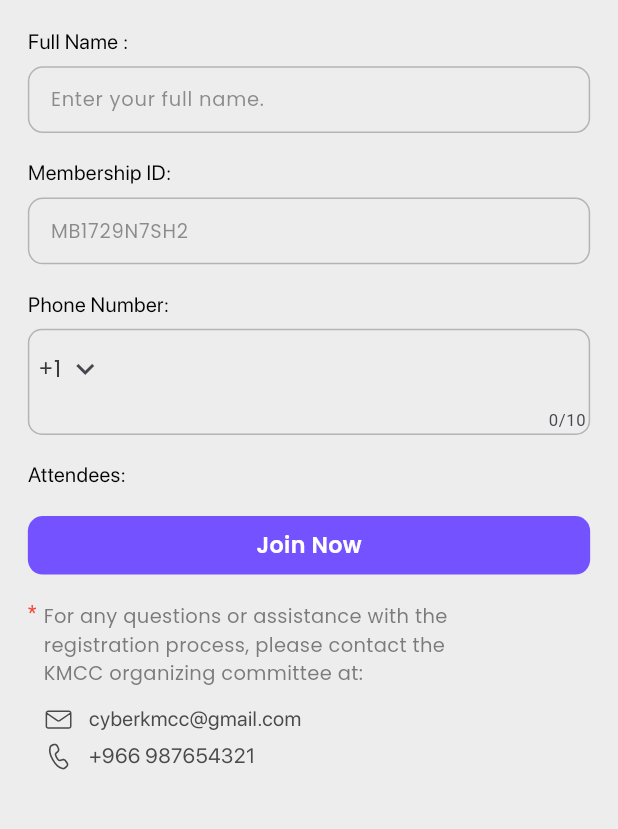
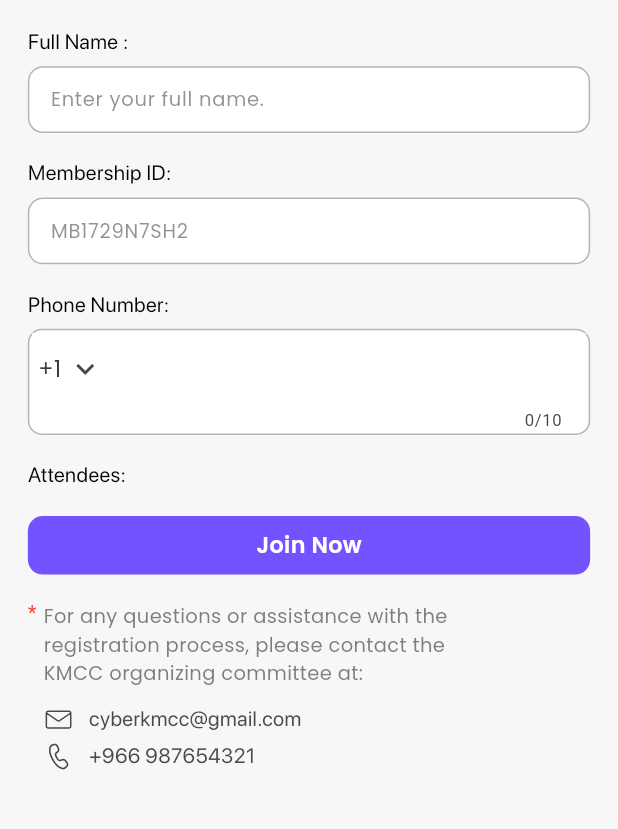
Before and after one commit to NiTHiN6282/riyadh_kmcc, a Flutter app: the screen it shows after launch, item 2 of the bottom bar chosen, after a tap on "Register Now", on a phone screen of 412 x 824 dp, the part 85-914 px from its top. Run offline on Flutter 3.47's test engine with Material 3 defaults, Android fonts, the phone set to English and light mode, and no system bars; drawn by our look-alikes of intl_phone_field; our stand-ins replace carousel_slider, dotted_border, flutter_riverpod, flutter_screenutil, flutter_svg, google_fonts.

Commit message:
ui completed

```diff
--- a/lib/features/events/screens/attended_events.dart
+++ b/lib/features/events/screens/attended_events.dart
@@ -113,9 +113,9 @@ class _AttendedEventsState extends State<AttendedEvents> {
                     child: Container(
                       decoration: BoxDecoration(
                         border: Border.all(
-                          color: Palette.border1.withOpacity(0.2),
+                          color: const Color(0xffEBEBEB),
                         ),
-                        color: Palette.containerBackground,
+                        color: Colors.white,
                         borderRadius: BorderRadius.circular(20.85.sp),
                       ),
                       child: Column(
--- a/lib/features/events/screens/event_registration.dart
+++ b/lib/features/events/screens/event_registration.dart
@@ -18,7 +18,7 @@ class _EventRegistrationState extends State<EventRegistration> {
   @override
   Widget build(BuildContext context) {
     return Scaffold(
-      backgroundColor: const Color(0xffEDEDED),
+      backgroundColor: const Color(0xffF7F7F7),
       appBar: AppBar(
         backgroundColor: Colors.white,
         surfaceTintColor: Colors.white,
@@ -71,6 +71,8 @@ class _EventRegistrationState extends State<EventRegistration> {
                     color: const Color(0xff4A4A4A).withOpacity(0.6),
                   ),
                   decoration: InputDecoration(
+                    filled: true,
+                    fillColor: Colors.white,
                     contentPadding: EdgeInsets.only(left: 12.sp),
                     hintText: "Enter your full name.",
                     hintStyle: GoogleFonts.poppins(
@@ -124,6 +126,8 @@ class _EventRegistrationState extends State<EventRegistration> {
                   ),
                   decoration: InputDecoration(
                     hintText: "MB1729N7SH2",
+                    filled: true,
+                    fillColor: Colors.white,
                     contentPadding: EdgeInsets.only(left: 12.sp),
                     hintStyle: GoogleFonts.poppins(
                       fontSize: 14.sp,
@@ -169,6 +173,7 @@ class _EventRegistrationState extends State<EventRegistration> {
               Container(
                 padding: EdgeInsets.all(2.sp),
                 decoration: BoxDecoration(
+                  color: Colors.white,
                   border: Border.all(
                     color: const Color(0xffB4B4B4),
                   ),
@@ -182,7 +187,11 @@ class _EventRegistrationState extends State<EventRegistration> {
                   },
                   dropdownIcon: const Icon(Icons.keyboard_arrow_down_sharp),
                   dropdownIconPosition: IconPosition.trailing,
-                  decoration: const InputDecoration(border: InputBorder.none),
+                  decoration: const InputDecoration(
+                    border: InputBorder.none,
+                    filled: true,
+                    fillColor: Colors.white,
+                  ),
                   style: GoogleFonts.poppins(
                     fontSize: 14.sp,
                     fontWeight: FontWeight.w400,
--- a/lib/features/events/screens/events_screen.dart
+++ b/lib/features/events/screens/events_screen.dart
@@ -40,6 +40,7 @@ class _EventScreenState extends State<EventScreen> {
     var height = MediaQuery.of(context).size.height;
     var width = MediaQuery.of(context).size.width;
     return Scaffold(
+      backgroundColor: Colors.white,
       appBar: AppBar(
         backgroundColor: Colors.white,
         surfaceTintColor: Colors.white,
@@ -216,9 +217,16 @@ class _EventScreenState extends State<EventScreen> {
             Container(
               height: 42.sp,
               padding: EdgeInsets.only(left: 20.sp),
+              child: SingleChildScrollView(
+                scrollDirection: Axis.horizontal,
+                child: Row(
+                  children: [
+                    SizedBox(
+                      height: 42.sp,
                       child: ListView.separated(
                         itemCount: eventCategories.length,
                         scrollDirection: Axis.horizontal,
+                        shrinkWrap: true,
                         separatorBuilder: (context, index) => SizedBox(
                           width: 12.sp,
                         ),
@@ -256,6 +264,13 @@ class _EventScreenState extends State<EventScreen> {
                       ),
                     ),
                     SizedBox(
+                      width: 20.sp,
+                    )
+                  ],
+                ),
+              ),
+            ),
+            SizedBox(
               height: 27.sp,
             ),
             ListView.separated(
@@ -279,9 +294,9 @@ class _EventScreenState extends State<EventScreen> {
                     margin: EdgeInsets.only(left: 12.sp, right: 12.sp),
                     decoration: BoxDecoration(
                       border: Border.all(
-                        color: Palette.border1.withOpacity(0.2),
+                        color: const Color(0xffEBEBEB),
                       ),
-                      color: Palette.containerBackground,
+                      color: Colors.white,
                       borderRadius: BorderRadius.circular(20.85.sp),
                     ),
                     child: Column(
--- a/lib/features/home/screens/widgets/latest_from_kmcc_widget.dart
+++ b/lib/features/home/screens/widgets/latest_from_kmcc_widget.dart
@@ -65,7 +65,8 @@ class _LatestFromKmccWidgetState extends ConsumerState<LatestFromKmccWidget> {
                 ));
           },
           child: Container(
-            height: 180.sp,
+            height: 210.sp,
+            // width: 358.sp,
             margin: EdgeInsets.only(
               left: 22.sp,
               right: 22.sp,
--- a/lib/features/notification/screens/notification_screen.dart
+++ b/lib/features/notification/screens/notification_screen.dart
@@ -191,9 +191,9 @@ class _NotificationsScreenState extends State<NotificationsScreen>
           ),
           onPressed: () {},
           child: Text("Mark All as Read",
-              style: GoogleFonts.dmSans(
-                  fontSize: 16,
-                  fontWeight: FontWeight.w600,
+              style: GoogleFonts.inter(
+                  fontSize: 16.sp,
+                  fontWeight: FontWeight.w500,
                   color: Colors.white)),
         ),
       ),
--- a/lib/features/travel/screens/travel_log.dart
+++ b/lib/features/travel/screens/travel_log.dart
@@ -182,6 +182,9 @@ class TravelLogState extends State<TravelLog> {
                       ],
                     ),
                   ),
+                  SizedBox(
+                    width: 20.sp,
+                  ),
                 ],
               ),
             ),
```
Also changed, not shown: lib/features/career/screens/career_details.dart (+4 -4 lines), lib/features/events/screens/event_details.dart (+7 -4 lines), lib/features/news/screens/news.dart (+16 -2 lines), lib/features/news/screens/news_details.dart (+42 -4 lines), lib/features/profile/screens/edit_profile.dart (+37 -17 lines), lib/features/travel/screens/add_travel_log.dart (+11 -5 lines). Lines whose indentation alone changed are shown as unchanged.
